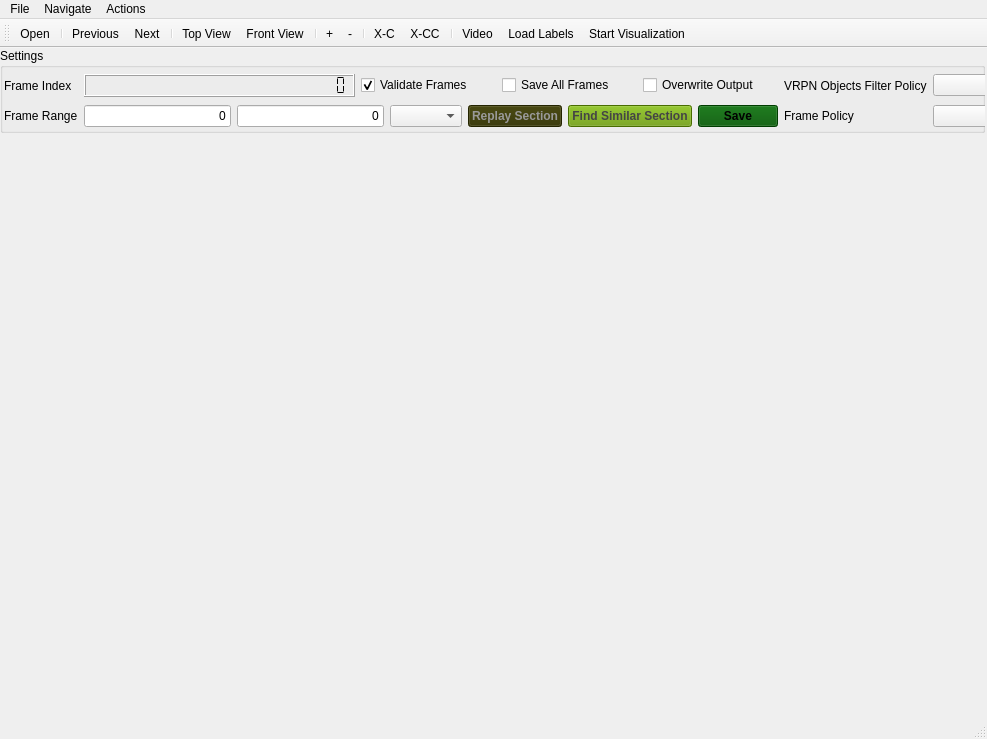
Old version of the form tools/workbench/visualization_window.ui in the repository hcilab-uic/ipme.
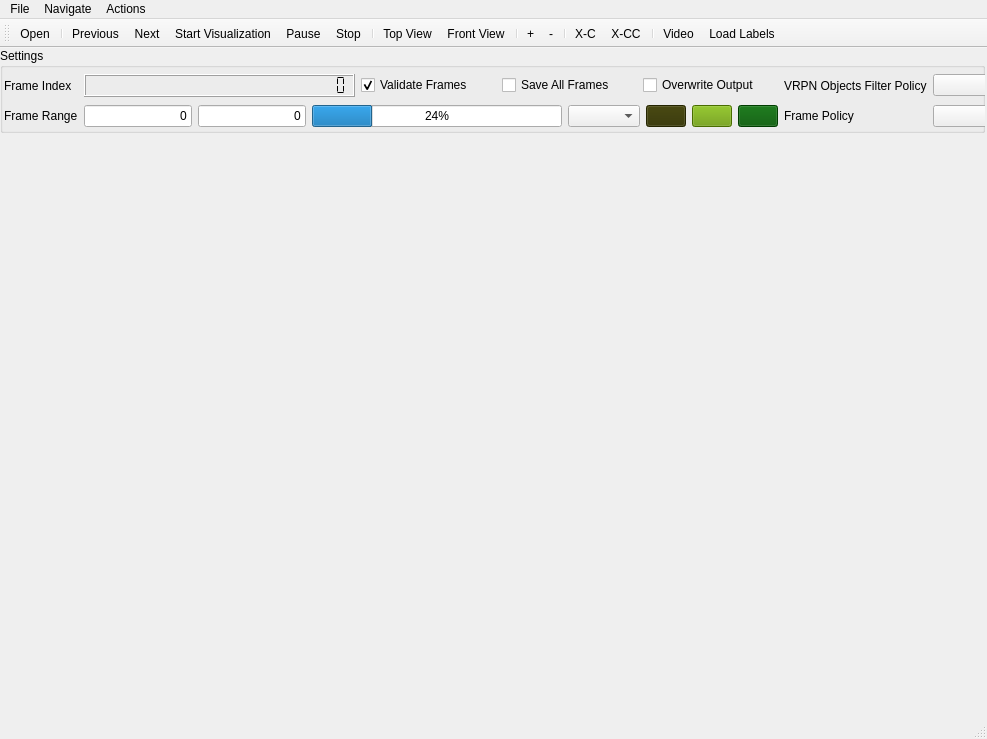
New version of the form. Icons and pictures are not drawn.

```diff
--- a/tools/workbench/visualization_window.ui
+++ b/tools/workbench/visualization_window.ui
@@ -80,10 +80,7 @@
       </item>
       <item row="2" column="2">
        <layout class="QGridLayout" name="frame_range_grid">
-        <item row="0" column="2">
-         <widget class="QComboBox" name="outcome_label_combobox"/>
-        </item>
-        <item row="0" column="4">
+        <item row="0" column="5">
          <widget class="QPushButton" name="findsimilar_button">
           <property name="styleSheet">
            <string notr="true">background: #669900;
@@ -91,33 +88,72 @@
 font-weight: bold;</string>
           </property>
           <property name="text">
-           <string>Find Similar Section</string>
+           <string/>
+          </property>
+          <property name="icon">
+           <iconset resource="resources.qrc">
+            <normaloff>:/icons/icons/binoculars.png</normaloff>:/icons/icons/binoculars.png</iconset>
           </property>
          </widget>
         </item>
-        <item row="0" column="0">
-         <widget class="QLineEdit" name="start_frame_edit">
+        <item row="0" column="4">
+         <widget class="QPushButton" name="replay_button">
+          <property name="styleSheet">
+           <string notr="true">background: #333300;
+color: #999;
+font-weight: bold;</string>
+          </property>
           <property name="text">
-           <string>0</string>
+           <string/>
           </property>
-          <property name="alignment">
-           <set>Qt::AlignRight|Qt::AlignTrailing|Qt::AlignVCenter</set>
+          <property name="icon">
+           <iconset resource="resources.qrc">
+            <normaloff>:/icons/icons/replay.png</normaloff>:/icons/icons/replay.png</iconset>
           </property>
          </widget>
         </item>
-        <item row="0" column="5">
+        <item row="0" column="6">
          <widget class="QPushButton" name="save_outcome_button">
           <property name="styleSheet">
            <string notr="true">background-color: rgb(0, 85, 0);
 font-weight: bold;</string>
           </property>
           <property name="text">
-           <string>Save</string>
+           <string/>
+          </property>
+          <property name="icon">
+           <iconset resource="resources.qrc">
+            <normaloff>:/icons/icons/floppy-disk.png</normaloff>:/icons/icons/floppy-disk.png</iconset>
+          </property>
+         </widget>
+        </item>
+        <item row="0" column="3">
+         <widget class="QComboBox" name="outcome_label_combobox"/>
+        </item>
+        <item row="0" column="0">
+         <widget class="QLineEdit" name="start_frame_edit">
+          <property name="sizePolicy">
+           <sizepolicy hsizetype="Fixed" vsizetype="Fixed">
+            <horstretch>0</horstretch>
+            <verstretch>0</verstretch>
+           </sizepolicy>
+          </property>
+          <property name="text">
+           <string>0</string>
+          </property>
+          <property name="alignment">
+           <set>Qt::AlignRight|Qt::AlignTrailing|Qt::AlignVCenter</set>
           </property>
          </widget>
         </item>
         <item row="0" column="1">
          <widget class="QLineEdit" name="end_frame_edit">
+          <property name="sizePolicy">
+           <sizepolicy hsizetype="Fixed" vsizetype="Fixed">
+            <horstretch>0</horstretch>
+            <verstretch>0</verstretch>
+           </sizepolicy>
+          </property>
           <property name="text">
            <string>0</string>
           </property>
@@ -126,15 +162,10 @@
           </property>
          </widget>
         </item>
-        <item row="0" column="3">
-         <widget class="QPushButton" name="replay_button">
-          <property name="styleSheet">
-           <string notr="true">background: #333300;
-color: #999;
-font-weight: bold;</string>
-          </property>
-          <property name="text">
-           <string>Replay Section</string>
+        <item row="0" column="2">
+         <widget class="QProgressBar" name="video_progressbar">
+          <property name="value">
+           <number>24</number>
           </property>
          </widget>
         </item>
@@ -253,6 +284,9 @@
    <addaction name="separator"/>
    <addaction name="action_previous"/>
    <addaction name="action_next"/>
+   <addaction name="action_start_viz"/>
+   <addaction name="action_pause_viz"/>
+   <addaction name="action_stop_viz"/>
    <addaction name="separator"/>
    <addaction name="action_show_top_view"/>
    <addaction name="action_show_front_view"/>
@@ -265,9 +299,12 @@
    <addaction name="separator"/>
    <addaction name="action_launch_video"/>
    <addaction name="action_load_labels"/>
-   <addaction name="action_start_viz"/>
   </widget>
   <action name="file_open">
+   <property name="icon">
+    <iconset resource="resources.qrc">
+     <normaloff>:/icons/icons/open-folder.png</normaloff>:/icons/icons/open-folder.png</iconset>
+   </property>
    <property name="text">
     <string>Open</string>
    </property>
@@ -276,11 +313,19 @@
    </property>
   </action>
   <action name="action_previous">
+   <property name="icon">
+    <iconset resource="resources.qrc">
+     <normaloff>:/icons/icons/back.png</normaloff>:/icons/icons/back.png</iconset>
+   </property>
    <property name="text">
     <string>Previous</string>
    </property>
   </action>
   <action name="action_next">
+   <property name="icon">
+    <iconset resource="resources.qrc">
+     <normaloff>:/icons/icons/next.png</normaloff>:/icons/icons/next.png</iconset>
+   </property>
    <property name="text">
     <string>Next</string>
    </property>
@@ -335,10 +380,32 @@
    </property>
   </action>
   <action name="action_start_viz">
+   <property name="icon">
+    <iconset resource="resources.qrc">
+     <normaloff>:/icons/icons/play.png</normaloff>:/icons/icons/play.png</iconset>
+   </property>
    <property name="text">
     <string>Start Visualization</string>
    </property>
   </action>
+  <action name="action_stop_viz">
+   <property name="icon">
+    <iconset resource="resources.qrc">
+     <normaloff>:/icons/icons/stop.png</normaloff>:/icons/icons/stop.png</iconset>
+   </property>
+   <property name="text">
+    <string>Stop</string>
+   </property>
+  </action>
+  <action name="action_pause_viz">
+   <property name="icon">
+    <iconset resource="resources.qrc">
+     <normaloff>:/icons/icons/pause.png</normaloff>:/icons/icons/pause.png</iconset>
+   </property>
+   <property name="text">
+    <string>Pause</string>
+   </property>
+  </action>
  </widget>
  <resources/>
  <connections/>
```
Left out of the diff: 5 changed lines with no effect on the pictures.
